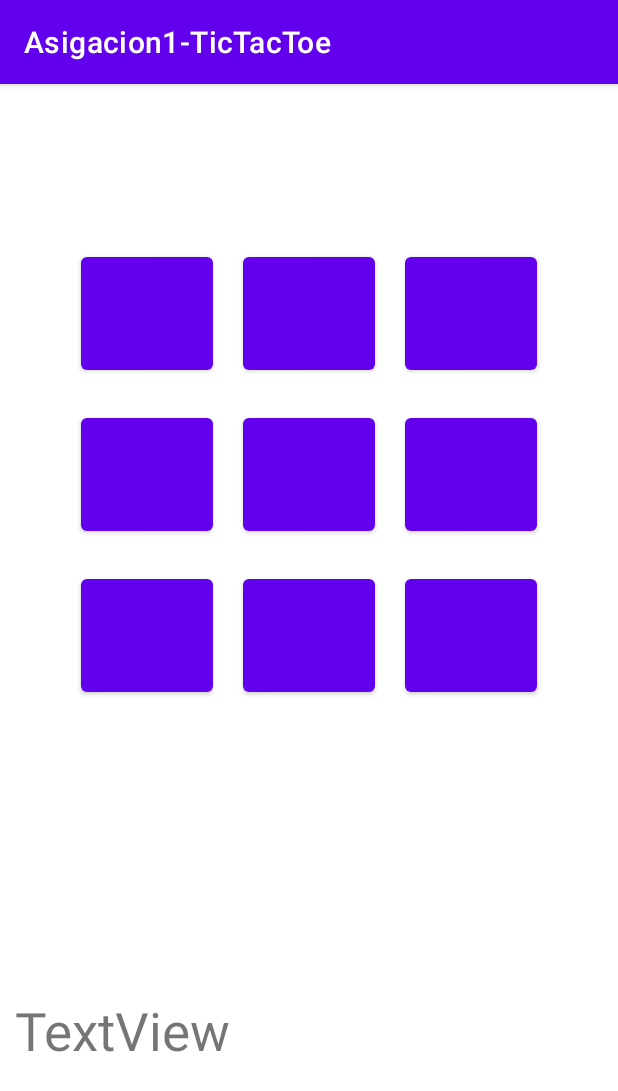
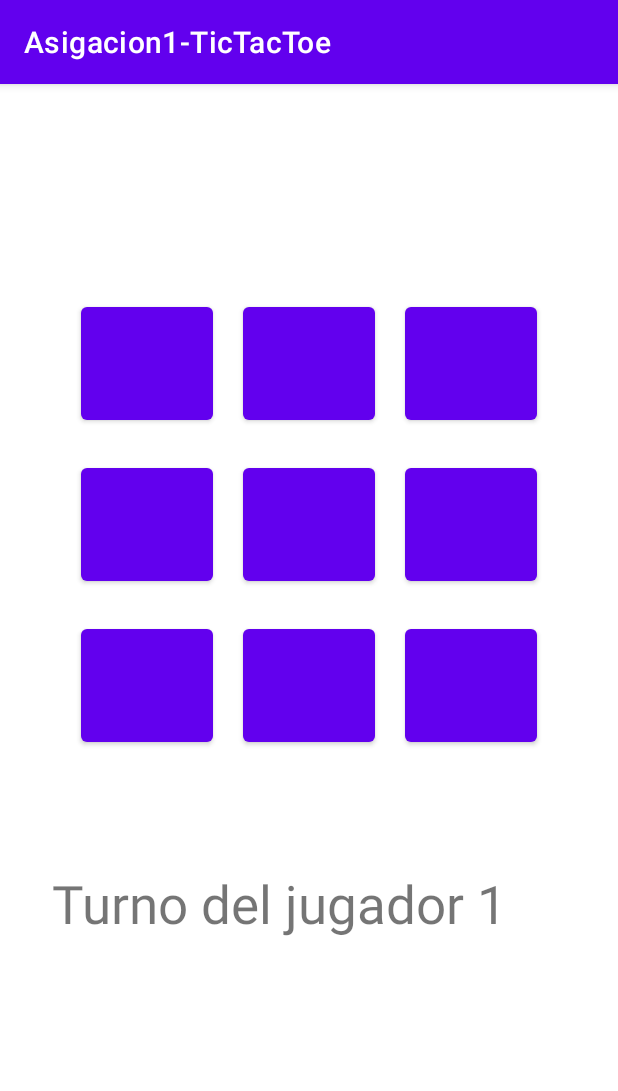
Before and after one commit to SeBasCCamp/PrograMovil-Trabajos, an Android app: the screen it shows after launch (MainActivity), on a phone screen of 412 x 824 dp. Shown: the top 1091 px of the screen. Run offline under Robolectric (Android 15) with nearby library versions, the phone set to English and light mode, and no system bars.

```diff
--- a/Asigacion1TicTacToe/app/src/main/java/com/example/asigacion1_tictactoe/MainActivity.kt
+++ b/Asigacion1TicTacToe/app/src/main/java/com/example/asigacion1_tictactoe/MainActivity.kt
@@ -1,11 +1,111 @@
 package com.example.asigacion1_tictactoe
 
+import android.annotation.SuppressLint
 import androidx.appcompat.app.AppCompatActivity
 import android.os.Bundle
+import android.view.View
+import android.widget.Button
+import android.widget.TextView
 
-class MainActivity : AppCompatActivity() {
+class MainActivity : AppCompatActivity(), View.OnClickListener {
+    //Declarar jugadores y name para indicar a que jugador le toca
+    lateinit var noseleccion: IntArray
+    val jugador1 = 1
+    val jugador2 = 0
+    var actual = jugador1
+    lateinit var name: TextView
+
+
     override fun onCreate(savedInstanceState: Bundle?) {
         super.onCreate(savedInstanceState)
         setContentView(R.layout.activity_main)
+
+        noseleccion = intArrayOf(
+            -1,
+            -1,
+            -1,
+            -1,
+            -1,
+            -1,
+            -1,
+            -1,
+            -1
+        ) //Es un array q contiene los 9 valores, para evitar q pueda repetirse
+        name = findViewById<TextView>(R.id.textView2)
+
+        val b1 = findViewById<Button>(R.id.b01)
+        val b2 = findViewById<Button>(R.id.b02)
+        val b3 = findViewById<Button>(R.id.b03)
+        val b4 = findViewById<Button>(R.id.b04)
+        val b5 = findViewById<Button>(R.id.b05)
+        val b6 = findViewById<Button>(R.id.b06)
+        val b7 = findViewById<Button>(R.id.b07)
+        val b8 = findViewById<Button>(R.id.b08)
+        val b9 = findViewById<Button>(R.id.b09)
+
+        //Para que agarre la funcion de abajo
+        b1.setOnClickListener(this)
+        b2.setOnClickListener(this)
+        b3.setOnClickListener(this)
+        b4.setOnClickListener(this)
+        b5.setOnClickListener(this)
+        b6.setOnClickListener(this)
+        b7.setOnClickListener(this)
+        b8.setOnClickListener(this)
+        b9.setOnClickListener(this)
+
+
+    }
+
+    @SuppressLint("SetTextI18n")
+    override fun onClick(p0: View?) {
+        val btnClick = findViewById<Button>(p0!!.id) //Capturamos el id
+        val presionaClick =
+            Integer.parseInt(btnClick.tag.toString()) //Cuando se presiona cualquier boton se almacena aca
+
+
+        if (noseleccion[presionaClick] != -1)
+            return
+
+        noseleccion[presionaClick] = actual
+
+        if (actual == jugador1) {
+            btnClick.text = "O"
+            actual = jugador2
+            name.text = "Le toca al jugador 2"
+        } else {
+            btnClick.text = "X"
+            actual = jugador1
+            name.text = "Le toca al jugador 1"
+        }
+        win()
+
+    }
+
+    private fun win() {
+        var positionWin = arrayOf(
+            intArrayOf(1, 2, 3),
+            intArrayOf(4, 5, 6),
+            intArrayOf(7, 8, 9),
+            intArrayOf(1, 4, 7),
+            intArrayOf(2, 5, 8),
+            intArrayOf(3, 6, 9),
+            intArrayOf(1, 5, 9),
+            intArrayOf(7, 5, 3),
+            intArrayOf(3, 5, 7)
+        )
+        for (i in 0 until positionWin.size){
+            var primer = positionWin[i][0]
+            var segundo = positionWin[i][1]
+            var tercero = positionWin[i][2]
+
+            if(noseleccion[primer]==noseleccion[segundo] && noseleccion[segundo]==noseleccion[tercero]){
+                if(noseleccion[primer]==jugador1){
+                    name.text = "El jugador 1 es el ganador"
+                }else{
+                    name.text="El jugador 2 es el ganador"
+                }
+            }
+        }
     }
 }
--- a/Asigacion1TicTacToe/app/src/main/res/layout/activity_main.xml
+++ b/Asigacion1TicTacToe/app/src/main/res/layout/activity_main.xml
@@ -9,31 +9,30 @@
 
     <TextView
         android:id="@+id/textView2"
-        android:layout_width="392dp"
-        android:layout_height="0dp"
+        android:layout_width="345dp"
+        android:layout_height="152dp"
         android:layout_marginStart="16dp"
         android:layout_marginEnd="16dp"
         android:layout_marginBottom="25dp"
-        android:text="TextView"
+        android:text="Turno del jugador 1"
         android:textSize="35dp"
         app:layout_constraintBottom_toBottomOf="parent"
         app:layout_constraintEnd_toEndOf="parent"
+        app:layout_constraintHorizontal_bias="0.538"
         app:layout_constraintStart_toStartOf="parent"
         app:layout_constraintTop_toBottomOf="@+id/linearLayout2" />
 
     <LinearLayout
         android:id="@+id/linearLayout2"
         android:layout_width="397dp"
-        android:layout_height="446dp"
+        android:layout_height="0dp"
         android:layout_marginStart="3dp"
-        android:layout_marginTop="99dp"
         android:layout_marginEnd="3dp"
-        android:layout_marginBottom="62dp"
+        android:layout_marginBottom="313dp"
         android:orientation="vertical"
-        app:layout_constraintBottom_toTopOf="@+id/textView2"
+        app:layout_constraintBottom_toBottomOf="parent"
         app:layout_constraintEnd_toEndOf="parent"
-        app:layout_constraintStart_toStartOf="parent"
-        app:layout_constraintTop_toTopOf="parent">
+        app:layout_constraintStart_toStartOf="parent">
 
 
         <LinearLayout
@@ -41,27 +40,33 @@
             android:layout_height="wrap_content"
             android:gravity="center"
             android:orientation="horizontal">
+
             <Button
-                tools:text="1"
                 android:id="@+id/b01"
                 android:layout_width="wrap_content"
+                android:layout_height="wrap_content"
+                android:layout_margin="10dp"
+                android:tag="1"
                 android:textSize="50sp"
-                android:layout_margin="10dp"
-                android:layout_height="wrap_content"></Button>
+                tools:text="1"></Button>
+
             <Button
-                tools:text="2"
                 android:id="@+id/b02"
                 android:layout_width="wrap_content"
+                android:layout_height="wrap_content"
                 android:layout_margin="10dp"
+                android:tag="2"
                 android:textSize="50sp"
-                android:layout_height="wrap_content"></Button>
+                tools:text="2"></Button>
+
             <Button
-                tools:text="3"
                 android:id="@+id/b03"
                 android:layout_width="wrap_content"
+                android:layout_height="wrap_content"
                 android:layout_margin="10dp"
+                android:tag="3"
                 android:textSize="50sp"
-                android:layout_height="wrap_content"></Button>
+                tools:text="3"></Button>
         </LinearLayout>
 
         <LinearLayout
@@ -69,27 +74,33 @@
             android:layout_height="wrap_content"
             android:gravity="center"
             android:orientation="horizontal">
+
             <Button
-                tools:text="4"
                 android:id="@+id/b04"
                 android:layout_width="wrap_content"
+                android:layout_height="wrap_content"
+                android:layout_margin="10dp"
+                android:tag="4"
                 android:textSize="50sp"
-                android:layout_margin="10dp"
-                android:layout_height="wrap_content"></Button>
+                tools:text="4"></Button>
+
             <Button
-                tools:text="5"
                 android:id="@+id/b05"
                 android:layout_width="wrap_content"
+                android:layout_height="wrap_content"
                 android:layout_margin="10dp"
+                android:tag="5"
                 android:textSize="50sp"
-                android:layout_height="wrap_content"></Button>
+                tools:text="5"></Button>
+
             <Button
-                tools:text="6"
                 android:id="@+id/b06"
                 android:layout_width="wrap_content"
+                android:layout_height="wrap_content"
                 android:layout_margin="10dp"
+                android:tag="6"
                 android:textSize="50sp"
-                android:layout_height="wrap_content"></Button>
+                tools:text="6"></Button>
         </LinearLayout>
 
         <LinearLayout
@@ -97,29 +108,36 @@
             android:layout_height="wrap_content"
             android:gravity="center"
             android:orientation="horizontal">
+
             <Button
-                tools:text="7"
                 android:id="@+id/b07"
                 android:layout_width="wrap_content"
+                android:layout_height="wrap_content"
+                android:layout_margin="10dp"
+                android:tag="7"
                 android:textSize="50sp"
-                android:layout_margin="10dp"
-                android:layout_height="wrap_content"></Button>
+                tools:text="7"></Button>
+
             <Button
-                tools:text="8"
                 android:id="@+id/b08"
                 android:layout_width="wrap_content"
+                android:layout_height="wrap_content"
                 android:layout_margin="10dp"
+                android:tag="8"
                 android:textSize="50sp"
-                android:layout_height="wrap_content"></Button>
+                tools:text="8"></Button>
+
             <Button
-                tools:text="9"
                 android:id="@+id/b09"
                 android:layout_width="wrap_content"
+                android:layout_height="wrap_content"
                 android:layout_margin="10dp"
+                android:tag="9"
                 android:textSize="50sp"
-                android:layout_height="wrap_content"></Button>
+                tools:text="9"></Button>
         </LinearLayout>
 
 
     </LinearLayout>
+
 </androidx.constraintlayout.widget.ConstraintLayout>
```
